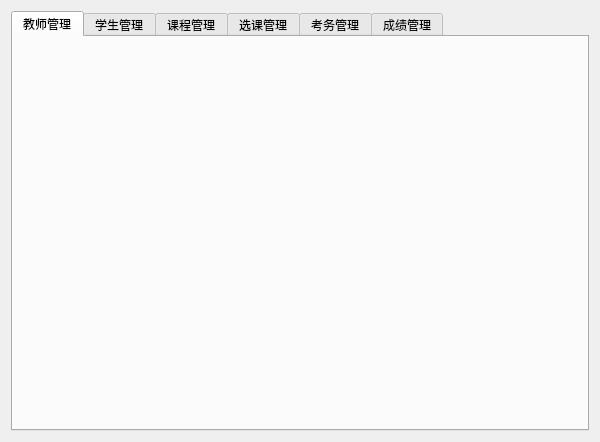
Qt form admin.ui (Database-Course-Developers/Educational_Administration_System) before a commit.
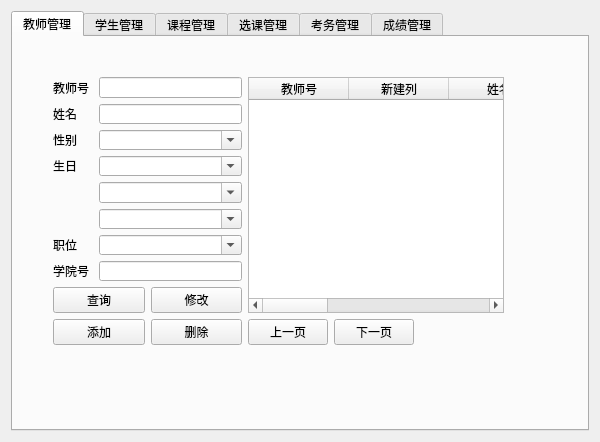
The same form after that commit. The open tabs and pages were chosen to show the change.

Commit message: admin.ui中的教师管理和学生管理

```diff
--- a/admin.ui
+++ b/admin.ui
@@ -23,6 +23,218 @@
       <attribute name="title">
        <string>教师管理</string>
       </attribute>
+      <widget class="QWidget" name="">
+       <property name="geometry">
+        <rect>
+         <x>40</x>
+         <y>40</y>
+         <width>451</width>
+         <height>268</height>
+        </rect>
+       </property>
+       <layout class="QHBoxLayout" name="horizontalLayout_7">
+        <item>
+         <layout class="QVBoxLayout" name="verticalLayout_7">
+          <item>
+           <layout class="QGridLayout" name="gridLayout_4">
+            <item row="2" column="0">
+             <widget class="QLabel" name="label_26">
+              <property name="text">
+               <string>性别</string>
+              </property>
+             </widget>
+            </item>
+            <item row="6" column="0">
+             <widget class="QLabel" name="label_28">
+              <property name="text">
+               <string>职位</string>
+              </property>
+             </widget>
+            </item>
+            <item row="3" column="1">
+             <widget class="QComboBox" name="comboBox_6">
+              <property name="editable">
+               <bool>true</bool>
+              </property>
+             </widget>
+            </item>
+            <item row="6" column="1">
+             <widget class="QComboBox" name="comboBox_9">
+              <property name="editable">
+               <bool>true</bool>
+              </property>
+             </widget>
+            </item>
+            <item row="5" column="1">
+             <widget class="QComboBox" name="comboBox_8">
+              <property name="editable">
+               <bool>true</bool>
+              </property>
+             </widget>
+            </item>
+            <item row="0" column="1">
+             <widget class="QLineEdit" name="lineEdit_13"/>
+            </item>
+            <item row="1" column="1">
+             <widget class="QLineEdit" name="lineEdit_15"/>
+            </item>
+            <item row="3" column="0">
+             <widget class="QLabel" name="label_27">
+              <property name="text">
+               <string>生日</string>
+              </property>
+             </widget>
+            </item>
+            <item row="4" column="1">
+             <widget class="QComboBox" name="comboBox_7">
+              <property name="editable">
+               <bool>true</bool>
+              </property>
+             </widget>
+            </item>
+            <item row="2" column="1">
+             <widget class="QComboBox" name="comboBox_5">
+              <property name="editable">
+               <bool>true</bool>
+              </property>
+             </widget>
+            </item>
+            <item row="1" column="0">
+             <widget class="QLabel" name="label_25">
+              <property name="text">
+               <string>姓名</string>
+              </property>
+             </widget>
+            </item>
+            <item row="0" column="0">
+             <widget class="QLabel" name="label_24">
+              <property name="text">
+               <string>教师号</string>
+              </property>
+             </widget>
+            </item>
+            <item row="7" column="1">
+             <widget class="QLineEdit" name="lineEdit_16"/>
+            </item>
+            <item row="7" column="0">
+             <widget class="QLabel" name="label_29">
+              <property name="text">
+               <string>学院号 </string>
+              </property>
+             </widget>
+            </item>
+           </layout>
+          </item>
+          <item>
+           <layout class="QGridLayout" name="gridLayout_6">
+            <item row="0" column="0">
+             <widget class="QPushButton" name="pushButton_16">
+              <property name="text">
+               <string>查询</string>
+              </property>
+             </widget>
+            </item>
+            <item row="0" column="1">
+             <widget class="QPushButton" name="pushButton_17">
+              <property name="text">
+               <string>修改</string>
+              </property>
+             </widget>
+            </item>
+            <item row="1" column="0">
+             <widget class="QPushButton" name="pushButton_18">
+              <property name="text">
+               <string>添加</string>
+              </property>
+             </widget>
+            </item>
+            <item row="1" column="1">
+             <widget class="QPushButton" name="pushButton_19">
+              <property name="text">
+               <string>删除</string>
+              </property>
+             </widget>
+            </item>
+           </layout>
+          </item>
+         </layout>
+        </item>
+        <item>
+         <layout class="QVBoxLayout" name="verticalLayout_8">
+          <item>
+           <widget class="QTableWidget" name="tableWidget_3">
+            <column>
+             <property name="text">
+              <string>教师号</string>
+             </property>
+            </column>
+            <column>
+             <property name="text">
+              <string>新建列</string>
+             </property>
+            </column>
+            <column>
+             <property name="text">
+              <string>姓名</string>
+             </property>
+            </column>
+            <column>
+             <property name="text">
+              <string>性别</string>
+             </property>
+            </column>
+            <column>
+             <property name="text">
+              <string>生日</string>
+             </property>
+            </column>
+            <column>
+             <property name="text">
+              <string>学院号</string>
+             </property>
+            </column>
+            <column>
+             <property name="text">
+              <string/>
+             </property>
+            </column>
+           </widget>
+          </item>
+          <item>
+           <layout class="QHBoxLayout" name="horizontalLayout_6">
+            <item>
+             <widget class="QPushButton" name="pushButton_20">
+              <property name="text">
+               <string>上一页</string>
+              </property>
+             </widget>
+            </item>
+            <item>
+             <widget class="QPushButton" name="pushButton_21">
+              <property name="text">
+               <string>下一页</string>
+              </property>
+             </widget>
+            </item>
+            <item>
+             <spacer name="horizontalSpacer">
+              <property name="orientation">
+               <enum>Qt::Horizontal</enum>
+              </property>
+              <property name="sizeHint" stdset="0">
+               <size>
+                <width>40</width>
+                <height>20</height>
+               </size>
+              </property>
+             </spacer>
+            </item>
+           </layout>
+          </item>
+         </layout>
+        </item>
+       </layout>
+      </widget>
      </widget>
      <widget class="QWidget" name="tab_stu">
       <attribute name="title">
```
Left out of the diff: 189 changed lines with no effect on the pictures.
